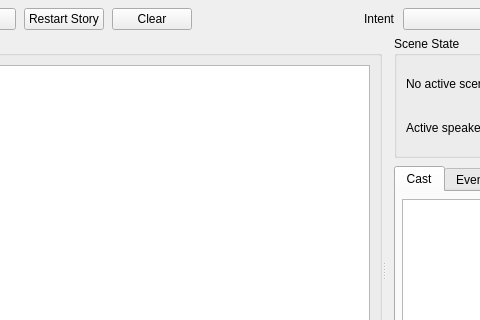
The window that addons/multi_persona_roleplay/ui/chat_play.ui (Rakile/NeuralCompanion) describes before a commit, drawn with Qt 5; both pictures show x 160 to 640 and y 0 to 320 of the 920 by 531 pixel window.
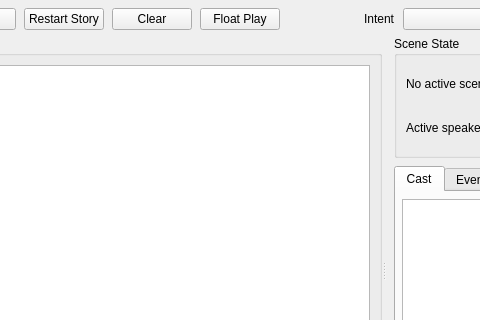
The same window after the commit.

Commit message: Improve MPRC play routing and floating view

```diff
--- a/addons/multi_persona_roleplay/ui/chat_play.ui
+++ b/addons/multi_persona_roleplay/ui/chat_play.ui
@@ -57,6 +57,13 @@
        </property>
       </widget>
      </item>
+     <item>
+      <widget class="QPushButton" name="mprc_chat_float_button">
+       <property name="text">
+        <string>Float Play</string>
+       </property>
+      </widget>
+     </item>
      <item>
       <spacer name="mprc_chat_toolbar_spacer">
        <property name="orientation">
```
The commit also changes 5 other files.
